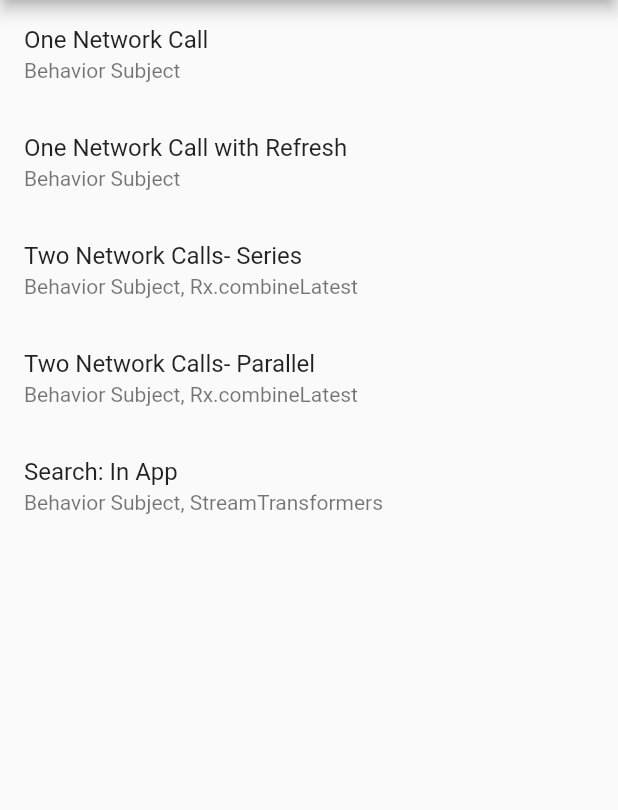
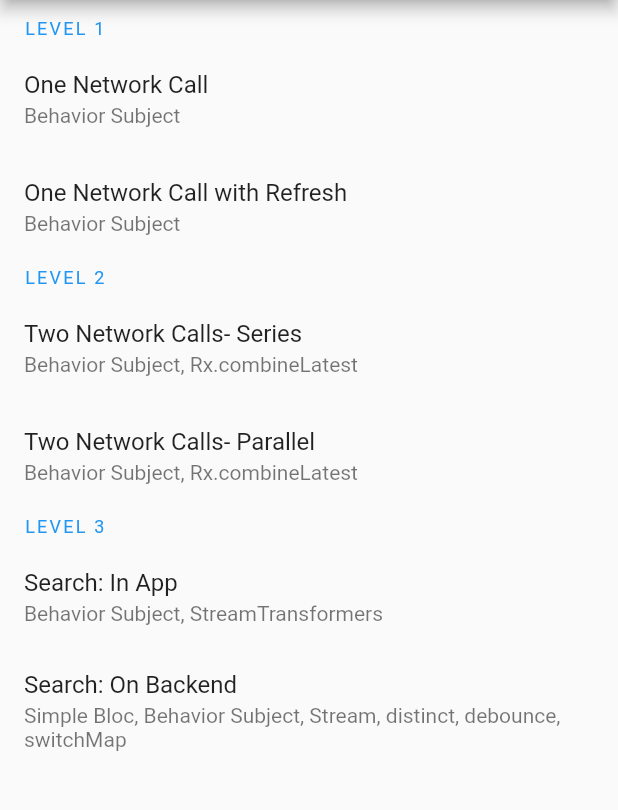
Before and after one commit to apgapg/rx_dart_samples, a Flutter app: the screen it shows after launch, on a phone screen of 412 x 824 dp, the part 84-894 px from its top. Run offline on Flutter 3.47's test engine with Material 2 defaults, Android fonts, the phone set to English and light mode, and no system bars; our stand-ins replace rxdart.

Commit message:
Add search_on_backend.dart

```diff
--- a/lib/home_page.dart
+++ b/lib/home_page.dart
@@ -2,8 +2,10 @@ import 'package:flutter/material.dart';
 import 'package:rx_dart_samples/pages/one_network_call.dart';
 import 'package:rx_dart_samples/pages/one_network_call_with_refresh.dart';
 import 'package:rx_dart_samples/pages/search_in_app.dart';
+import 'package:rx_dart_samples/pages/search_on_backend/search_on_backend.dart';
 import 'package:rx_dart_samples/pages/two_network_calls_parallel.dart';
 import 'package:rx_dart_samples/pages/two_network_calls_series.dart';
+import 'package:rx_dart_samples/widgets/menu_header.dart';
 
 class HomePage extends StatefulWidget {
   @override
@@ -19,7 +21,11 @@ class _HomePageState extends State<HomePage> {
       ),
       body: Center(
         child: ListView(
+          padding: EdgeInsets.symmetric(
+            vertical: 8,
+          ),
           children: <Widget>[
+            MenuHeader("Level 1"),
             ListTile(
               title: const Text(
                 "One Network Call",
@@ -52,6 +58,7 @@ class _HomePageState extends State<HomePage> {
                 );
               },
             ),
+            MenuHeader("Level 2"),
             ListTile(
               title: const Text(
                 "Two Network Calls- Series",
@@ -84,6 +91,7 @@ class _HomePageState extends State<HomePage> {
                 );
               },
             ),
+            MenuHeader("Level 3"),
             ListTile(
               title: const Text(
                 "Search: In App",
@@ -99,6 +107,23 @@ class _HomePageState extends State<HomePage> {
                   ),
                 );
               },
+            ),
+            ListTile(
+              isThreeLine: true,
+              title: const Text(
+                "Search: On Backend",
+              ),
+              subtitle: const Text(
+                "Simple Bloc, Behavior Subject, Stream, distinct, debounce, switchMap",
+              ),
+              onTap: () {
+                Navigator.push(
+                  context,
+                  MaterialPageRoute(
+                    builder: (_) => SearchOnBackend(),
+                  ),
+                );
+              },
             )
           ],
         ),
--- /dev/null
+++ b/lib/pages/search_on_backend/bloc.dart
@@ -0,0 +1,59 @@
+import 'dart:convert';
+
+import 'package:flutter/material.dart';
+import 'package:http/http.dart' as http;
+import 'package:rxdart/rxdart.dart';
+
+class Bloc {
+  Bloc() {
+    _addTextChangeListener();
+  }
+
+  final _url = "https://jsonplaceholder.typicode.com/comments";
+  final _textSubject = BehaviorSubject<String>.seeded("");
+
+  final _controller = TextEditingController();
+
+  Stream<List> get dataStream {
+    return _textSubject
+        .distinct()
+        .debounceTime(
+          const Duration(
+            milliseconds: 250,
+          ),
+        )
+        .switchMap<List<String>>(
+          // ignore: unnecessary_lambdas
+          (String value) => _fetchTodos(value),
+        );
+  }
+
+  TextEditingController get textController => _controller;
+
+  Stream<List<String>> _fetchTodos(String value) async* {
+    try {
+      yield null; //To show loader while ongoing request
+      final url = (value != null && value.isNotEmpty) ? "$_url?postId=$value" : _url;
+      final response = await http.get(url);
+      if (response.statusCode == 200) {
+        final list = (jsonDecode(response.body) as List).cast<Map<String, dynamic>>();
+        final nameList = list.map((e) => "Post Id: ${e['postId']}\n${e['name']}").toList();
+        yield nameList;
+      } else {
+        throw Exception("Server Error: ${response.statusCode}");
+      }
+    } catch (e) {
+      rethrow;
+    }
+  }
+
+  void _addTextChangeListener() {
+    _controller.addListener(() {
+      _textSubject.add(_controller.text);
+    });
+  }
+
+  void dispose() {
+    _textSubject.close();
+  }
+}
--- /dev/null
+++ b/lib/widgets/menu_header.dart
@@ -0,0 +1,24 @@
+import 'package:flutter/material.dart';
+
+class MenuHeader extends StatelessWidget {
+  final String title;
+
+  MenuHeader(this.title);
+
+  @override
+  Widget build(BuildContext context) {
+    return Padding(
+      padding: const EdgeInsets.symmetric(
+        vertical: 4 ,
+        horizontal: 16,
+      ),
+      child: Text(
+        title.toUpperCase(),
+        style: Theme.of(context).textTheme.overline.copyWith(
+              fontSize: 12,
+              color: Colors.blue,
+            ),
+      ),
+    );
+  }
+}
```
Also changed, not shown: lib/pages/search_on_backend/search_on_backend.dart (added, +80 -0 lines), res/s1.png, res/s7.png (added), 1 other file.
